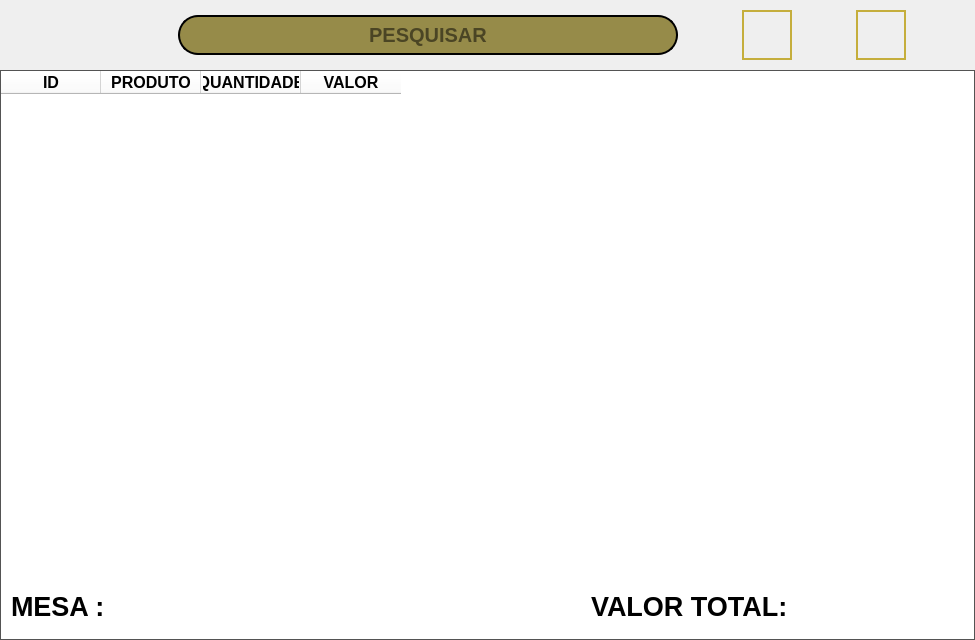
Above: uic/comandas.ui from Lum000/Comanda2.0 before the change. Below: the same form after it.
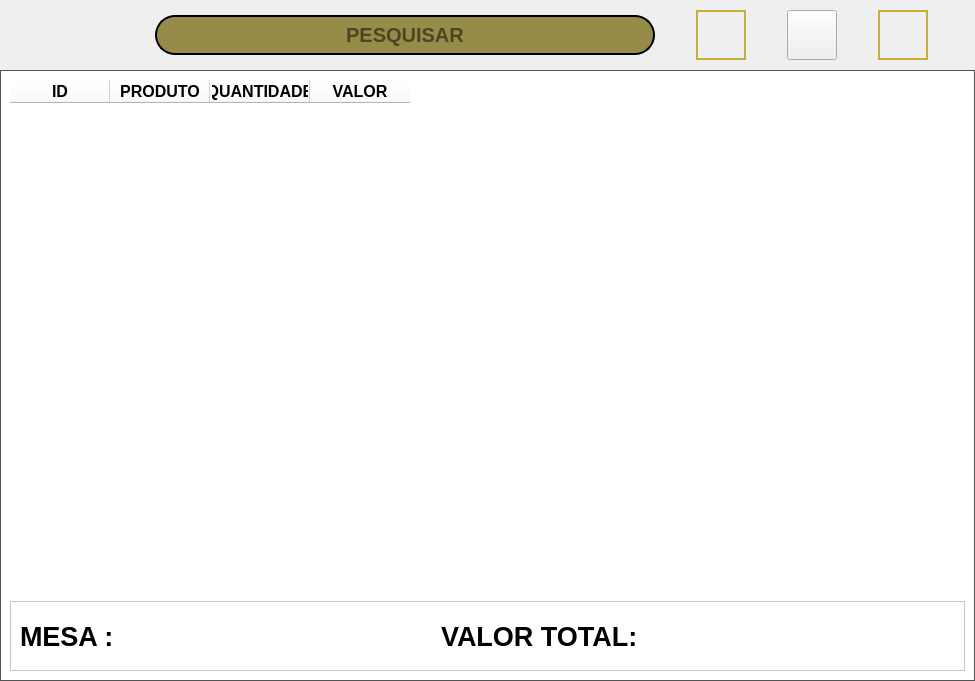
That is the form after the change. Icons and pictures are not drawn.

The edit to the form file:
```diff
--- a/uic/comandas.ui
+++ b/uic/comandas.ui
@@ -7,7 +7,7 @@
     <x>0</x>
     <y>0</y>
     <width>975</width>
-    <height>640</height>
+    <height>681</height>
    </rect>
   </property>
   <property name="windowTitle">
@@ -134,7 +134,29 @@
         </widget>
        </item>
        <item>
-        <widget class="QPushButton" name="pushButton">
+        <widget class="QPushButton" name="adicionar">
+         <property name="maximumSize">
+          <size>
+           <width>50</width>
+           <height>50</height>
+          </size>
+         </property>
+         <property name="styleSheet">
+          <string notr="true"/>
+         </property>
+         <property name="text">
+          <string/>
+         </property>
+         <property name="iconSize">
+          <size>
+           <width>30</width>
+           <height>30</height>
+          </size>
+         </property>
+        </widget>
+       </item>
+       <item>
+        <widget class="QPushButton" name="apagar">
          <property name="minimumSize">
           <size>
            <width>50</width>
@@ -212,15 +234,9 @@
          <property name="frameShadow">
           <enum>QFrame::Raised</enum>
          </property>
+         <layout class="QVBoxLayout" name="verticalLayout_2">
+          <item>
          <widget class="QTableWidget" name="tableWidget">
-          <property name="geometry">
-           <rect>
-            <x>0</x>
-            <y>0</y>
-            <width>971</width>
-            <height>491</height>
-           </rect>
-          </property>
           <property name="font">
            <font>
             <pointsize>12</pointsize>
@@ -280,14 +296,72 @@
            </property>
           </column>
          </widget>
+          </item>
+          <item>
+           <widget class="QFrame" name="frame_3">
+            <property name="minimumSize">
+             <size>
+              <width>0</width>
+              <height>70</height>
+             </size>
+            </property>
+            <property name="maximumSize">
+             <size>
+              <width>16777215</width>
+              <height>70</height>
+             </size>
+            </property>
+            <property name="frameShape">
+             <enum>QFrame::StyledPanel</enum>
+            </property>
+            <property name="frameShadow">
+             <enum>QFrame::Raised</enum>
+            </property>
+            <layout class="QHBoxLayout" name="horizontalLayout_3">
+             <item>
+              <widget class="QLabel" name="label_3">
+               <property name="maximumSize">
+                <size>
+                 <width>100</width>
+                 <height>16777215</height>
+                </size>
+               </property>
+               <property name="font">
+                <font>
+                 <pointsize>20</pointsize>
+                 <weight>75</weight>
+                 <bold>true</bold>
+                </font>
+               </property>
+               <property name="text">
+                <string>MESA :</string>
+               </property>
+              </widget>
+             </item>
+             <item>
+              <widget class="QLabel" name="mesa">
+               <property name="font">
+                <font>
+                 <pointsize>20</pointsize>
+                 <weight>75</weight>
+                 <bold>true</bold>
+                </font>
+               </property>
+               <property name="styleSheet">
+                <string notr="true"/>
+               </property>
+               <property name="text">
+                <string/>
+               </property>
+              </widget>
+             </item>
+             <item>
          <widget class="QLabel" name="label">
-          <property name="geometry">
-           <rect>
-            <x>590</x>
-            <y>510</y>
-            <width>201</width>
-            <height>51</height>
-           </rect>
+               <property name="maximumSize">
+                <size>
+                 <width>200</width>
+                 <height>16777215</height>
+                </size>
           </property>
           <property name="font">
            <font>
@@ -300,15 +374,9 @@
            <string>VALOR TOTAL:</string>
           </property>
          </widget>
+             </item>
+             <item>
          <widget class="QLabel" name="total">
-          <property name="geometry">
-           <rect>
-            <x>790</x>
-            <y>510</y>
-            <width>181</width>
-            <height>51</height>
-           </rect>
-          </property>
           <property name="font">
            <font>
             <pointsize>25</pointsize>
@@ -320,46 +388,11 @@
            <string/>
           </property>
          </widget>
-         <widget class="QLabel" name="label_3">
-          <property name="geometry">
-           <rect>
-            <x>10</x>
-            <y>510</y>
-            <width>91</width>
-            <height>51</height>
-           </rect>
-          </property>
-          <property name="font">
-           <font>
-            <pointsize>20</pointsize>
-            <weight>75</weight>
-            <bold>true</bold>
-           </font>
-          </property>
-          <property name="text">
-           <string>MESA :</string>
-          </property>
-         </widget>
-         <widget class="QLabel" name="mesa">
-          <property name="geometry">
-           <rect>
-            <x>110</x>
-            <y>510</y>
-            <width>171</width>
-            <height>51</height>
-           </rect>
-          </property>
-          <property name="font">
-           <font>
-            <pointsize>20</pointsize>
-            <weight>75</weight>
-            <bold>true</bold>
-           </font>
-          </property>
-          <property name="text">
-           <string/>
-          </property>
-         </widget>
+             </item>
+            </layout>
+           </widget>
+          </item>
+         </layout>
         </widget>
        </item>
       </layout>
```
Left out of the diff: 2 changed lines with no effect on the pictures. Lines whose indentation alone changed are shown as unchanged.
